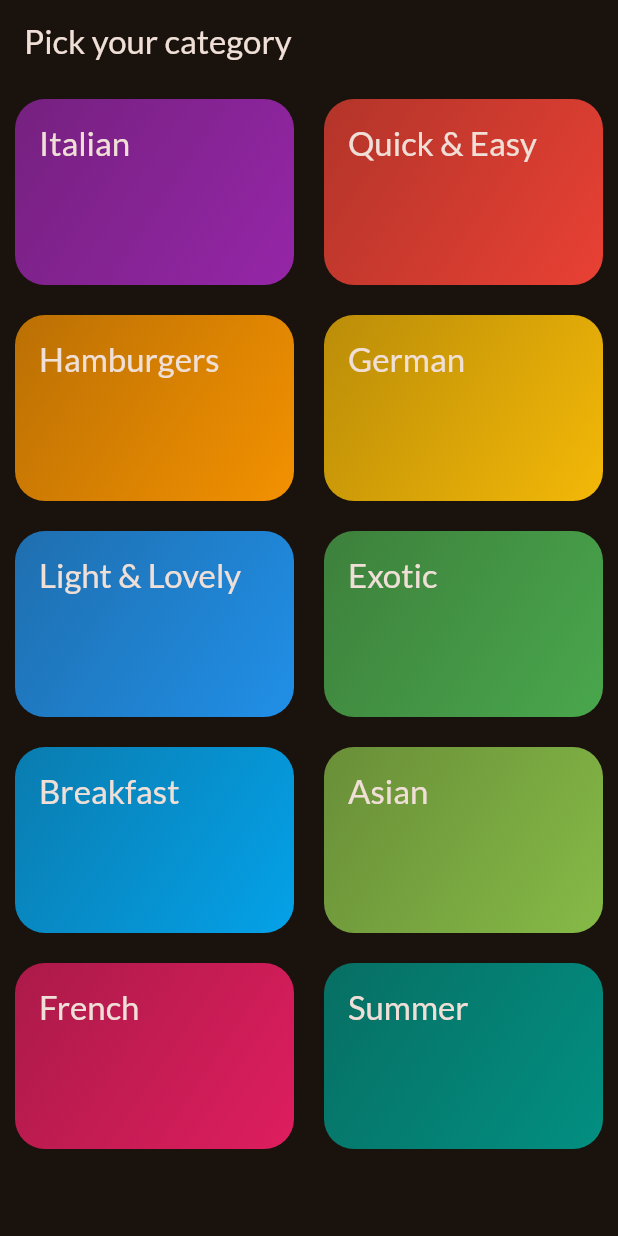
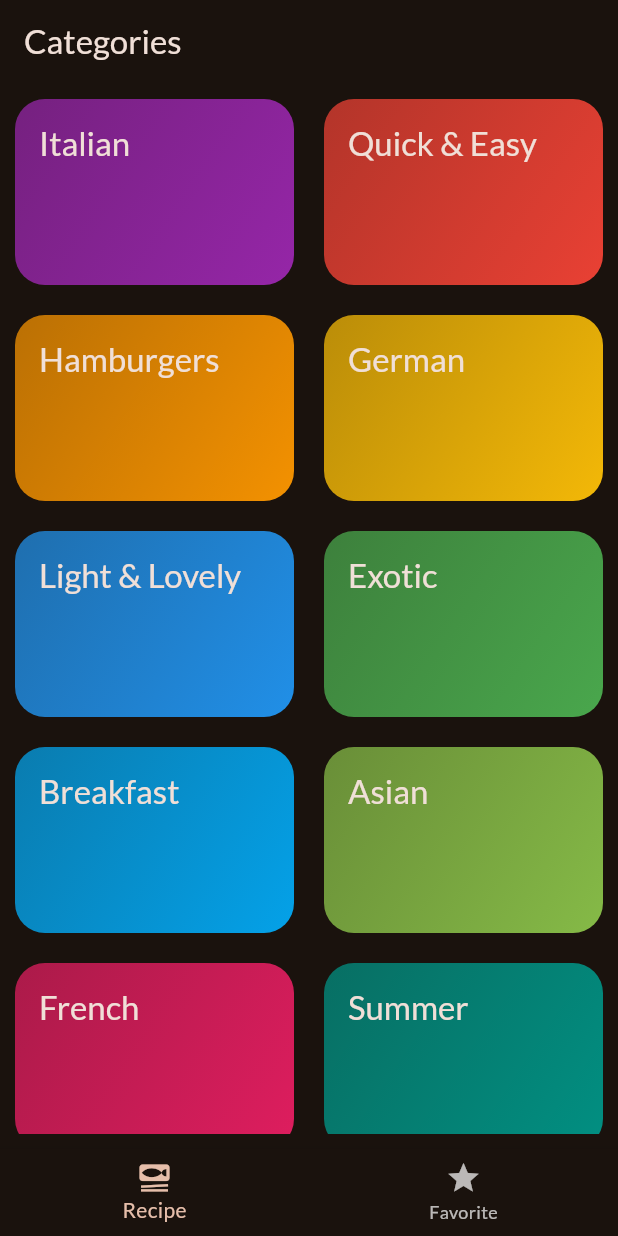
Before and after one commit to K-Mose/Flutter_Udemy_course, a Flutter app: the screen it shows after launch, on a phone screen of 412 x 824 dp. Run offline on Flutter 3.47's test engine with Material 2 defaults, Android fonts, the phone set to English and light mode, and no system bars; our stand-ins replace google_fonts, transparent_image; missing offline and left inert: dart:ffi.

Commit message:
new meal app - Adding Bottom Tab Navigation

```diff
--- a/new_meal_ap/lib/main.dart
+++ b/new_meal_ap/lib/main.dart
@@ -1,6 +1,7 @@
 import 'package:flutter/material.dart';
 import 'package:google_fonts/google_fonts.dart';
 import 'package:new_meal_ap/screens/categories.dart';
+import 'package:new_meal_ap/screens/tabs.dart';
 
 final theme = ThemeData(
   useMaterial3: true,
@@ -24,7 +25,7 @@ class MyApp extends StatelessWidget {
     return MaterialApp(
       title: 'Flutter Demo',
       theme: theme,
-      home: const SafeArea(child: CategoriesScreen()),
+      home: SafeArea(child: TabsScreen()),
     );
   }
 }
--- a/new_meal_ap/lib/screens/categories.dart
+++ b/new_meal_ap/lib/screens/categories.dart
@@ -18,11 +18,7 @@ class CategoriesScreen extends StatelessWidget {
   }
   @override
   Widget build(BuildContext context) {
-    return Scaffold(
-      appBar: AppBar(
-        title: const Text("Pick your category"),
-      ),
-      body: Padding(
+    return Padding(
       padding: const EdgeInsets.all(10),
       child: GridView(
         // 그리드뷰의 자식들을 컨트롤하는 델리게이터
@@ -42,7 +38,6 @@ class CategoriesScreen extends StatelessWidget {
             },)
         ],
       ),
-      ),
     );
   }
 }
--- /dev/null
+++ b/new_meal_ap/lib/screens/tabs.dart
@@ -0,0 +1,43 @@
+import 'package:flutter/material.dart';
+import 'package:new_meal_ap/data/dummy_data.dart';
+import 'package:new_meal_ap/screens/categories.dart';
+import 'package:new_meal_ap/screens/meals.dart';
+
+class TabsScreen extends StatefulWidget {
+
+  @override
+  State createState() => _TabScreenState();
+}
+
+class _TabScreenState extends State<TabsScreen> {
+  // 네비게이션의 초기 인덱스 값 설정
+  int _selectedPageIndex = 0;
+
+  void _selectPage(int index) {
+    setState(() {
+      _selectedPageIndex = index;
+    });
+  }
+
+  get _getTitle => (_selectedPageIndex == 0) ? "Categories" : "Your Favorites";
+  @override
+  Widget build(BuildContext context) {
+    Widget activePage = (_selectedPageIndex == 0) ?
+      const CategoriesScreen() :
+      const MealsScreen(meals: []);
+    return Scaffold(
+      appBar: AppBar(
+        title: Text(_getTitle),
+      ),
+      body: activePage,
+      bottomNavigationBar: BottomNavigationBar(
+        // 선택된 아이템의 인덱스를 인자로 받음
+        onTap: _selectPage,
+        items: const [
+          BottomNavigationBarItem(icon: Icon(Icons.set_meal), label: "Recipe"),
+          BottomNavigationBarItem(icon: Icon(Icons.star), label: "Favorite"),
+        ],
+      ),
+    );
+  }
+}
```
Also changed, not shown: new_meal_ap/lib/screens/meals.dart (+4 -5 lines). Lines whose indentation alone changed are shown as unchanged.
